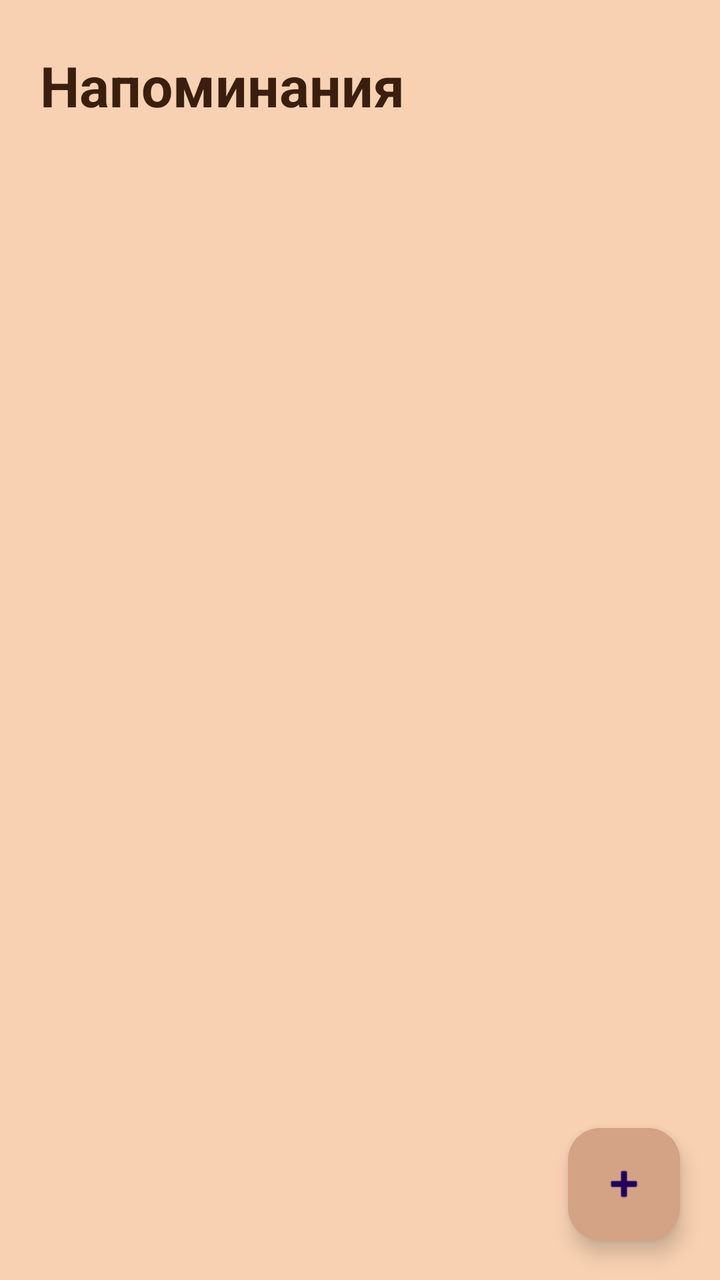
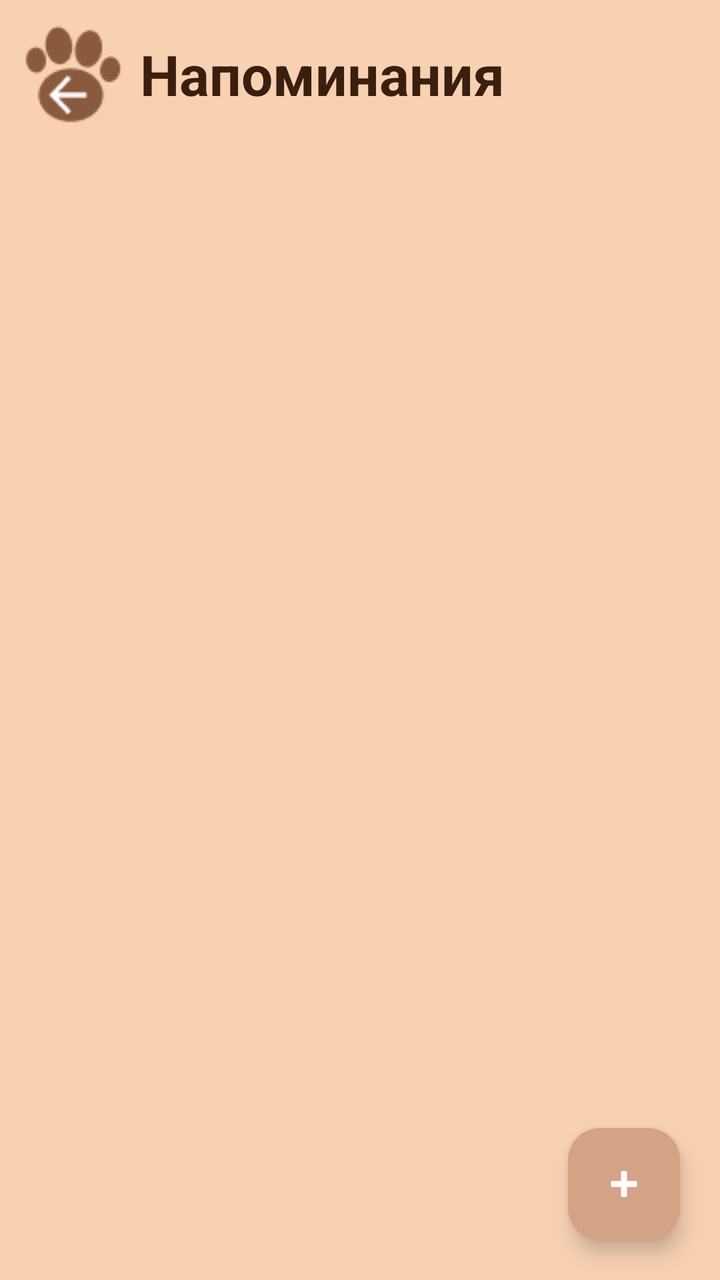

The first picture is an Android layout as it rendered before a commit; the second is the same layout after the commit. The layout source and the unified diff follow.
<!-- AndroidManifest.xml: application theme Theme.MyPet -->
<!-- res/layout/activity_reminder.xml -->
<?xml version="1.0" encoding="utf-8"?>
<androidx.constraintlayout.widget.ConstraintLayout
    xmlns:android="http://schemas.android.com/apk/res/android"
    xmlns:app="http://schemas.android.com/apk/res-auto"
    android:layout_width="match_parent"
    android:layout_height="match_parent"
    android:background="#F8D1B2">

    <TextView
        android:id="@+id/tvTitle"
        android:layout_width="wrap_content"
        android:layout_height="wrap_content"
        android:text="Напоминания"
        android:textSize="28sp"
        android:textStyle="bold"
        android:textColor="#3A1F0F"
        android:layout_marginTop="24dp"
        android:layout_marginStart="20dp"
        app:layout_constraintTop_toTopOf="parent"
        app:layout_constraintStart_toStartOf="parent"/>

    <androidx.recyclerview.widget.RecyclerView
        android:id="@+id/rvReminders"
        android:layout_width="0dp"
        android:layout_height="0dp"
        android:paddingBottom="90dp"
        app:layout_constraintTop_toBottomOf="@id/tvTitle"
        app:layout_constraintBottom_toBottomOf="parent"
        app:layout_constraintStart_toStartOf="parent"
        app:layout_constraintEnd_toEndOf="parent"/>

    <com.google.android.material.floatingactionbutton.FloatingActionButton
        android:id="@+id/fabAddReminder"
        android:layout_width="wrap_content"
        android:layout_height="wrap_content"
        android:layout_margin="20dp"
        android:src="@android:drawable/ic_input_add"
        app:backgroundTint="#D4A284"
        app:layout_constraintBottom_toBottomOf="parent"
        app:layout_constraintEnd_toEndOf="parent"/>

</androidx.constraintlayout.widget.ConstraintLayout>
<!-- resources referenced by this layout -->
<resources>
  <style name="Theme.MyPet" parent="Base.Theme.MyPet" />
  <style name="Base.Theme.MyPet" parent="Theme.Material3.DayNight.NoActionBar">
          
          
      </style>
</resources>

<!-- the commit's change to res/layout/activity_reminder.xml (unified diff, before → after) -->
@@ -6,28 +6,47 @@
     android:layout_height="match_parent"
     android:background="#F8D1B2">
 
-    <TextView
-        android:id="@+id/tvTitle"
+    <LinearLayout
+        android:id="@+id/headerLayout"
         android:layout_width="wrap_content"
         android:layout_height="wrap_content"
-        android:text="Напоминания"
-        android:textSize="28sp"
-        android:textStyle="bold"
-        android:textColor="#3A1F0F"
-        android:layout_marginTop="24dp"
-        android:layout_marginStart="20dp"
-        app:layout_constraintTop_toTopOf="parent"
-        app:layout_constraintStart_toStartOf="parent"/>
+        android:layout_marginStart="12dp"
+        android:layout_marginTop="12dp"
+        android:gravity="center_vertical"
+        android:orientation="horizontal"
+        app:layout_constraintStart_toStartOf="parent"
+        app:layout_constraintTop_toTopOf="parent">
+
+        <ImageButton
+            android:id="@+id/btnBack"
+            android:layout_width="50dp"
+            android:layout_height="50dp"
+            android:background="?attr/selectableItemBackgroundBorderless"
+            android:src="@drawable/back_btn1" />
+
+        <TextView
+            android:layout_width="wrap_content"
+            android:layout_height="wrap_content"
+            android:layout_marginStart="8dp"
+            android:text="Напоминания"
+            android:textColor="#3A1F0F"
+            android:textSize="28sp"
+            android:textStyle="bold" />
+
+    </LinearLayout>
 
     <androidx.recyclerview.widget.RecyclerView
         android:id="@+id/rvReminders"
         android:layout_width="0dp"
         android:layout_height="0dp"
+        android:layout_marginStart="12dp"
+        android:layout_marginTop="10dp"
+        android:layout_marginEnd="12dp"
         android:paddingBottom="90dp"
-        app:layout_constraintTop_toBottomOf="@id/tvTitle"
         app:layout_constraintBottom_toBottomOf="parent"
+        app:layout_constraintEnd_toEndOf="parent"
         app:layout_constraintStart_toStartOf="parent"
-        app:layout_constraintEnd_toEndOf="parent"/>
+        app:layout_constraintTop_toBottomOf="@id/headerLayout" />
 
     <com.google.android.material.floatingactionbutton.FloatingActionButton
         android:id="@+id/fabAddReminder"
@@ -37,6 +56,7 @@
         android:src="@android:drawable/ic_input_add"
         app:backgroundTint="#D4A284"
         app:layout_constraintBottom_toBottomOf="parent"
-        app:layout_constraintEnd_toEndOf="parent"/>
+        app:layout_constraintEnd_toEndOf="parent"
+        app:tint="#FFFFFF" />
 
 </androidx.constraintlayout.widget.ConstraintLayout>
<!-- resource entries referenced after the edit -->
@@ -1,5 +1,6 @@
 <!-- resources referenced by this layout -->
 <resources>
+  <!-- drawable back_btn1: png bitmap (drawable, 1809 bytes) -->
   <style name="Theme.MyPet" parent="Base.Theme.MyPet" />
   <style name="Base.Theme.MyPet" parent="Theme.Material3.DayNight.NoActionBar">
           
